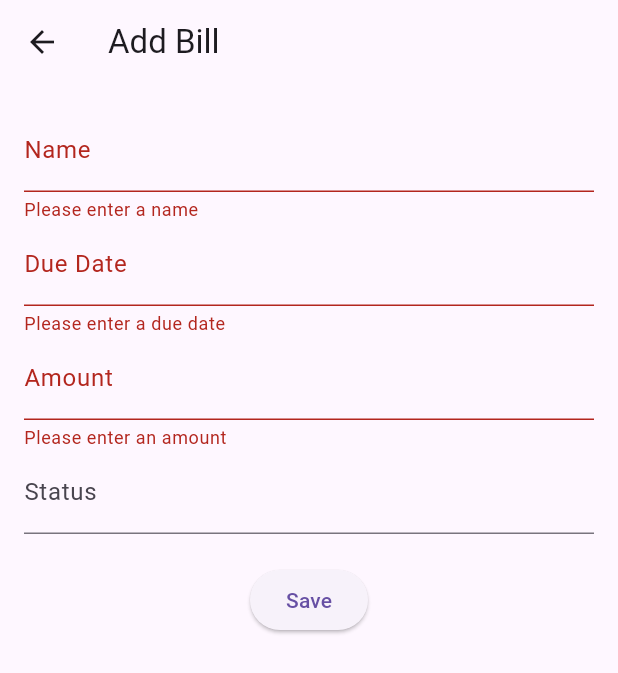
After one commit to kundan-jadhav2001/home_management, a Flutter app: the AddBillPage screen opened directly, after a tap on "Save", on a phone screen of 412 x 824 dp. The commit adds this screen. Shown: the top 673 px of the screen. Run offline on Flutter 3.47's test engine with Material 3 defaults, Android fonts, the phone set to English and light mode, and no system bars; our stand-ins replace sqflite; accounts and stored records are empty.

Commit message:
add bill functionality basic feature added

```diff
--- /dev/null
+++ b/lib/pages/add_bill_page.dart
@@ -0,0 +1,110 @@
+import 'package:flutter/material.dart';
+import '../models/bill.dart';
+import '../services/db_helper.dart';
+import 'package:intl/intl.dart';
+
+class AddBillPage extends StatefulWidget {
+  const AddBillPage({Key? key}) : super(key: key);
+
+  @override
+  _AddBillPageState createState() => _AddBillPageState();
+}
+
+class _AddBillPageState extends State<AddBillPage> {
+  final _nameController = TextEditingController();
+  final _dueDateController = TextEditingController();
+  final _amountController = TextEditingController();
+  final _statusController = TextEditingController();
+  final _formKey = GlobalKey<FormState>();
+
+  @override
+  void dispose() {
+    _disposeControllers();
+    super.dispose();
+  }
+
+  @override
+  Widget build(BuildContext context) {
+    return Scaffold(
+      appBar: AppBar(
+        title: const Text('Add Bill'),
+      ),
+      body: Form(
+        key: _formKey,
+        child: Padding(
+          padding: const EdgeInsets.all(16.0),
+          child: Column(
+            children: [
+              TextFormField(
+                controller: _nameController,
+                decoration: const InputDecoration(labelText: 'Name'),
+                validator: (value) {
+                  if (value == null || value.isEmpty) {
+                    return 'Please enter a name';
+                  }
+                  return null;
+                },
+              ),
+              TextFormField(
+                controller: _dueDateController,
+                decoration: const InputDecoration(labelText: 'Due Date'),
+                validator: (value) {
+                  if (value == null || value.isEmpty) {
+                    return 'Please enter a due date';
+                  }
+                  try {
+                    DateFormat('yyyy-MM-dd').parse(value);
+                  } catch (e) {
+                    return 'Please enter a valid date';
+                  }
+                  return null;
+                },
+              ),
+              TextFormField(
+                controller: _amountController,
+                decoration: const InputDecoration(labelText: 'Amount'),
+                keyboardType: TextInputType.number,
+                validator: (value) {
+                  if (value == null || value.isEmpty) {
+                    return 'Please enter an amount';
+                  }
+                  if (double.tryParse(value) == null) {
+                    return 'Please enter a valid number';
+                  }
+                  return null;
+                },
+              ),
+              TextFormField(
+                controller: _statusController,
+                decoration: const InputDecoration(labelText: 'Status'),
+              ),
+              const SizedBox(height: 20),
+              ElevatedButton(
+                onPressed: () async {
+                  if (_formKey.currentState!.validate()) {
+                    await DBHelper.insertBill(Bill(id:0,
+                        name: _nameController.text,
+                        dueDate: DateTime.parse(_dueDateController.text),
+                        amount: double.parse(_amountController.text),
+                        status: _statusController.text));
+
+
+                    Navigator.pop(context);
+                  }
+                },
+                child: const Text('Save'),
+              ),
+            ],
+          ),
+        ),
+      ),
+    );
+  }
+
+  void _disposeControllers() {
+    _nameController.dispose();
+    _dueDateController.dispose();
+    _amountController.dispose();
+    _statusController.dispose();
+  }
+}
--- a/lib/pages/bill_list_page.dart
+++ b/lib/pages/bill_list_page.dart
@@ -1,6 +1,7 @@
 import 'package:flutter/material.dart';
 import 'package:home_management/models/bill.dart';
 import 'package:home_management/services/db_helper.dart';
+import 'package:home_management/pages/add_bill_page.dart';
 import 'package:intl/intl.dart';
 
 class BillListPage extends StatefulWidget {
@@ -64,6 +65,12 @@ class _BillListPageState extends State<BillListPage> {
           }
         },
       ),
+      floatingActionButton: FloatingActionButton(
+        onPressed: () {
+          Navigator.push(context, MaterialPageRoute(builder: (context) => const AddBillPage()));
+        },
+        child: const Icon(Icons.add),
+      ),
     );
   }
 }
--- a/lib/services/db_helper.dart
+++ b/lib/services/db_helper.dart
@@ -16,13 +16,11 @@ class DBHelper {
   }
 
   static Future<void> _createDb(Database database, int version) async {
-    await database.execute("""
+    await database.execute(
         "CREATE TABLE bills("
         "id INTEGER PRIMARY KEY AUTOINCREMENT, "
         "name TEXT, dueDate TEXT, "
-        "amount REAL, "
-        "status TEXT)"""
-    );
+        "amount REAL, status TEXT)");
 
       await database.execute(
           "CREATE TABLE users("
```
Also changed, not shown: lib/pages/bills.dart (+15 -5 lines).
